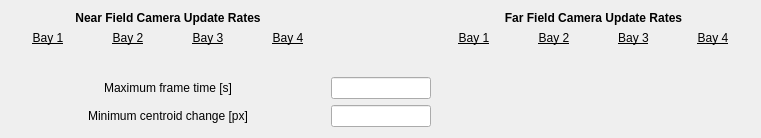
Old version of the form pcdsdevices/ui/btps-camera-summary.ui in the repository pcdshub/pcdsdevices.
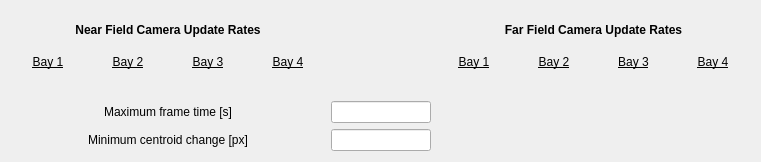
New version of the form. Custom widgets are drawn as their Qt base class.

Commit message: MNT: uncommitted screen changes (WIP - show other screens)

Diff of the .ui file:
```diff
--- a/pcdsdevices/ui/btps-camera-summary.ui
+++ b/pcdsdevices/ui/btps-camera-summary.ui
@@ -7,7 +7,7 @@
     <x>0</x>
     <y>0</y>
     <width>761</width>
-    <height>112</height>
+    <height>162</height>
    </rect>
   </property>
   <property name="windowTitle">
```
The commit also changes 3 other files.
